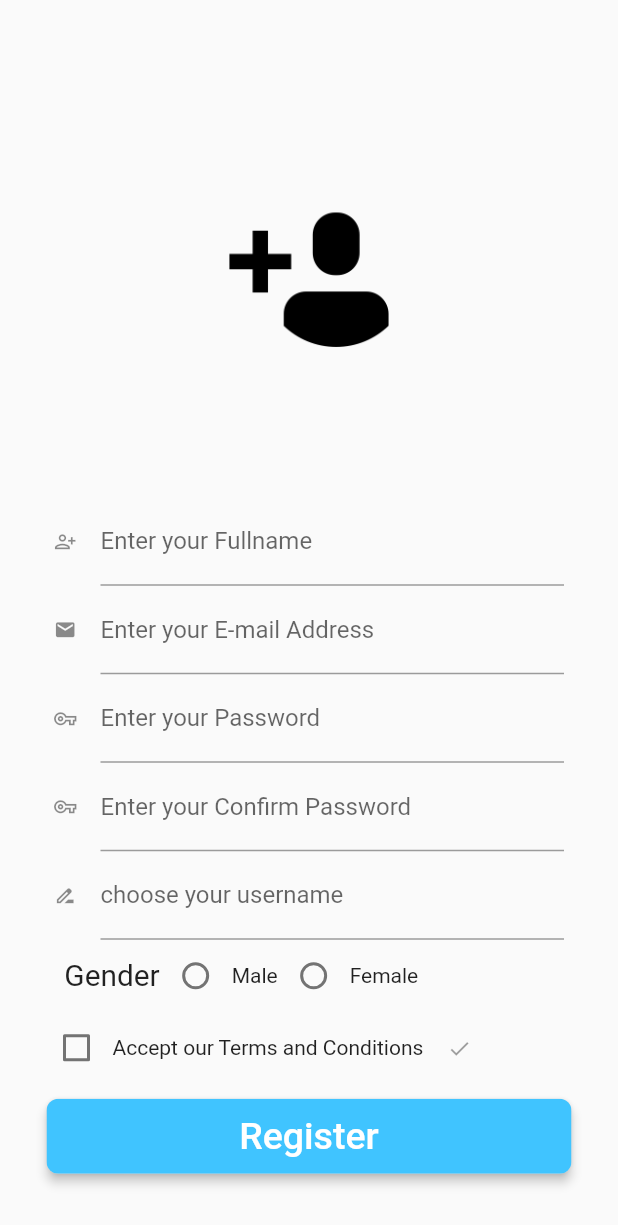
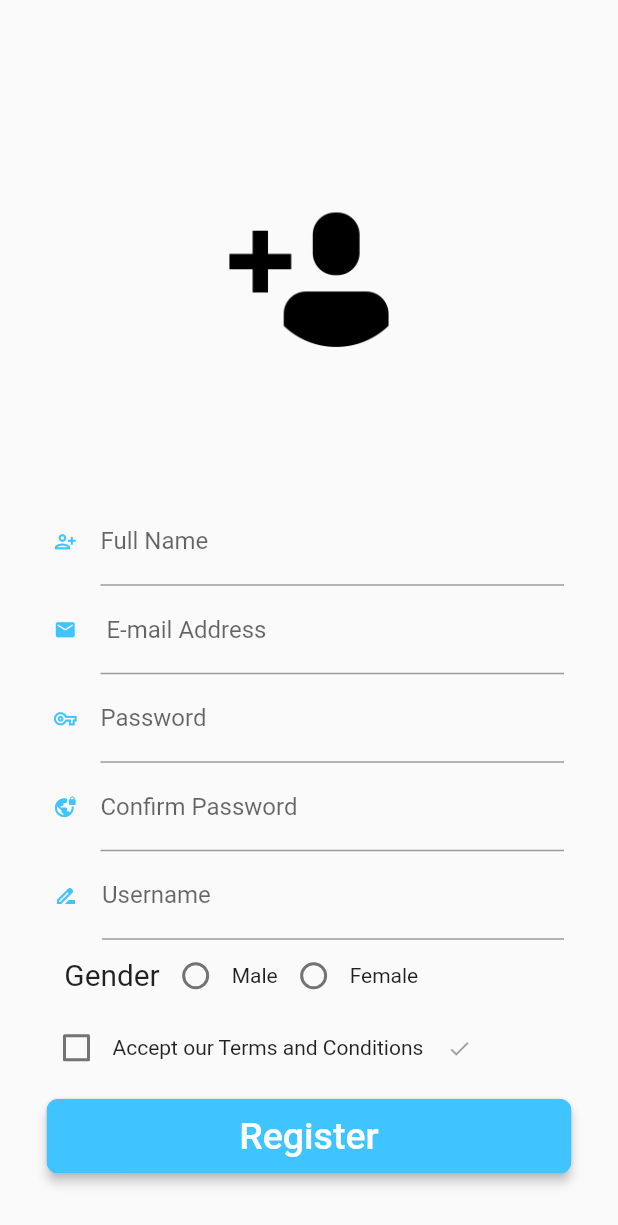
Before and after one commit to catherine1997/paritie-hotel, a Flutter app: the screen it shows after launch, after a tap on "Sign Up", on a phone screen of 412 x 824 dp. Shown: the top 1225 px of the screen. Run offline on Flutter 3.47's test engine with Material 2 defaults, Android fonts, the phone set to English and light mode, and no system bars.

Commit message:
"Sixth Commit"

```diff
--- a/lib/loginpage/loginpage.dart
+++ b/lib/loginpage/loginpage.dart
@@ -32,8 +32,9 @@ class _loginpageState extends State<loginpage> {
                 child:TextFormField(
                   decoration: InputDecoration(
                       icon: Icon(Icons.person_add_alt,
+                        color: Colors.lightBlueAccent,
                         size: 15,),
-                      labelText: 'Enter your Fullname'
+                      labelText: 'Full Name'
                   ),
                 ),
               ),
@@ -42,8 +43,9 @@ class _loginpageState extends State<loginpage> {
                 child:TextFormField(
                   decoration: InputDecoration(
                       icon: Icon(Icons.mail,
+                        color: Colors.lightBlueAccent,
                         size: 15,),
-                      labelText: 'Enter your E-mail Address'
+                      labelText: ' E-mail Address'
                   ),
                 ),
               ),
@@ -52,8 +54,9 @@ class _loginpageState extends State<loginpage> {
                 child:TextFormField(
                   decoration: InputDecoration(
                       icon: Icon(Icons.vpn_key_outlined,
+                        color: Colors.lightBlueAccent,
                         size: 15,),
-                      labelText: 'Enter your Password'
+                      labelText: 'Password'
                   ),
                   obscureText: true,
                 ),
@@ -62,9 +65,10 @@ class _loginpageState extends State<loginpage> {
                 width: 340,
                 child:TextFormField(
                   decoration: InputDecoration(
-                      icon: Icon(Icons.vpn_key_outlined,
+                      icon: Icon(Icons.vpn_lock,
+                        color: Colors.lightBlueAccent,
                         size: 15,),
-                      labelText: 'Enter your Confirm Password'
+                      labelText: 'Confirm Password'
                   ),
                   // validator: (input) => !input.contains('@') ? 'Not a valid Email': null,
                   // onSaved: (input) => _password =input,
@@ -76,8 +80,9 @@ class _loginpageState extends State<loginpage> {
                 child:TextFormField(
                   decoration: InputDecoration(
                       icon: Icon(Icons.drive_file_rename_outline,
-                        size: 15,),
-                      labelText:'choose your username'
+                        color: Colors.lightBlueAccent,
+                        size: 16,),
+                      labelText:'Username'
                   ),
                 ),
               ),
--- a/lib/register/register.dart
+++ b/lib/register/register.dart
@@ -28,8 +28,8 @@ class _registerState extends State<register> {
               new Padding(
                 padding: EdgeInsets.all(80),
                 child: new Image(
-                  width: 170,
-                  height: 150,
+                  width: 165.9,
+                  height: 145.5,
                   image: AssetImage("assets/image/flutter1.png"),
                 ),
               ),
@@ -38,14 +38,15 @@ class _registerState extends State<register> {
                 child: TextFormField(
                   decoration: InputDecoration(
                       icon: Icon(
-                        Icons.person,
+
+                        Icons.mail,
                         size: 15,
+                        color: Colors.lightBlueAccent,
                       ),
-                      labelText: 'Enter your username'),
+                      labelText: 'E-mail Address',
+                  ),
                   enableSuggestions: false,
                   autocorrect: false,
-                  // validator: (input) => !input.contains('@') ? 'Invalid Username': null,
-                  // onSaved: (input) => _username =input,
                 ),
               ),
               SizedBox(
@@ -57,12 +58,10 @@ class _registerState extends State<register> {
                         icon: Icon(
                           Icons.vpn_key_outlined,
                           size: 15,
+                          color: Colors.lightBlueAccent,
                         ),
-                        labelText: 'Enter your password'),
-
+                        labelText: 'Enter your Password'),
                     obscureText: true,
-                    // validator: (input) => input.length <5 ? 'you need least five characters': null,
-                    // onSaved: (input) => _password =input,
                   ),
                 ),
               ),
@@ -72,7 +71,11 @@ class _registerState extends State<register> {
                   height: 50.0,
                   child: RaisedButton(
                     elevation: 3,
-                    onPressed: null,
+                    onPressed: (){
+                      setState(() {
+                        print("login");
+                      });
+                    },
                     shape: RoundedRectangleBorder(
                         borderRadius: BorderRadius.circular(8.0)),
                     padding: EdgeInsets.all(0.0),
```
